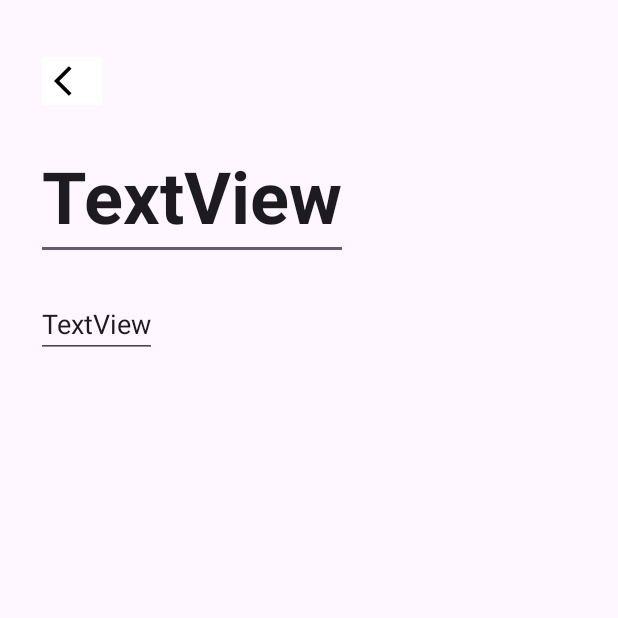
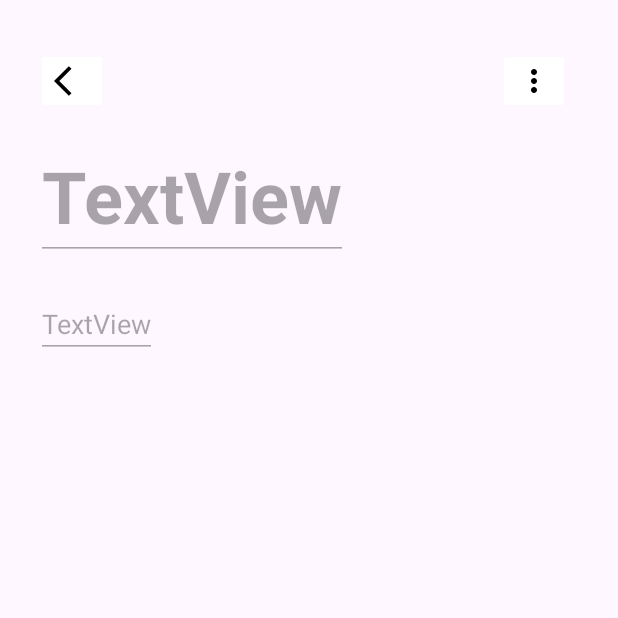
Before and after one commit to vianozx/BantalApp, an Android app: the ViewJournalActivity screen opened directly, with no data from a screen before it, on a phone screen of 412 x 824 dp, the top half of it. Run offline under Robolectric (Android 15) with nearby library versions, the phone set to English and light mode, and no system bars; our stand-ins replace Firebase (no records; nobody signed in at launch, a user with empty details on screens opened directly).

Commit message:
selesai fitur jurnal

```diff
--- /dev/null
+++ b/app/src/main/res/drawable/baseline_delete_24.xml
@@ -0,0 +1,5 @@
+<vector xmlns:android="http://schemas.android.com/apk/res/android" android:height="24dp" android:tint="#000000" android:viewportHeight="24" android:viewportWidth="24" android:width="24dp">
+
+    <path android:fillColor="@android:color/white" android:pathData="M6,19c0,1.1 0.9,2 2,2h8c1.1,0 2,-0.9 2,-2V7H6v12zM19,4h-3.5l-1,-1h-5l-1,1H5v2h14V4z"/>
+
+</vector>
--- /dev/null
+++ b/app/src/main/res/drawable/baseline_edit_document_24.xml
@@ -0,0 +1,9 @@
+<vector xmlns:android="http://schemas.android.com/apk/res/android" android:height="24dp" android:tint="#000000" android:viewportHeight="24" android:viewportWidth="24" android:width="24dp">
+
+    <path android:fillColor="@android:color/white" android:pathData="M14,19.88l0,2.12l2.12,0l5.17,-5.17l-2.12,-2.12z"/>
+
+    <path android:fillColor="@android:color/white" android:pathData="M20,8l-6,-6H6C4.9,2 4.01,2.9 4.01,4L4,20c0,1.1 0.89,2 1.99,2H12v-2.95l8,-8V8zM13,9V3.5L18.5,9H13z"/>
+
+    <path android:fillColor="@android:color/white" android:pathData="M22.71,14L22,13.29c-0.39,-0.39 -1.02,-0.39 -1.41,0L19.88,14L22,16.12l0.71,-0.71C23.1,15.02 23.1,14.39 22.71,14z"/>
+
+</vector>
--- /dev/null
+++ b/app/src/main/res/drawable/baseline_more_vert_24.xml
@@ -0,0 +1,5 @@
+<vector xmlns:android="http://schemas.android.com/apk/res/android" android:height="24dp" android:tint="#000000" android:viewportHeight="24" android:viewportWidth="24" android:width="24dp">
+
+    <path android:fillColor="@android:color/white" android:pathData="M12,8c1.1,0 2,-0.9 2,-2s-0.9,-2 -2,-2 -2,0.9 -2,2 0.9,2 2,2zM12,10c-1.1,0 -2,0.9 -2,2s0.9,2 2,2 2,-0.9 2,-2 -0.9,-2 -2,-2zM12,16c-1.1,0 -2,0.9 -2,2s0.9,2 2,2 2,-0.9 2,-2 -0.9,-2 -2,-2z"/>
+
+</vector>
--- a/app/src/main/res/layout/activity_view_journal.xml
+++ b/app/src/main/res/layout/activity_view_journal.xml
@@ -8,7 +8,7 @@
     tools:context=".ViewJournalActivity">
 
     <ImageButton
-        android:id="@+id/imageButton"
+        android:id="@+id/backButton"
         android:layout_width="wrap_content"
         android:layout_height="wrap_content"
         android:layout_marginStart="24dp"
@@ -24,6 +24,8 @@
         android:layout_height="wrap_content"
         android:layout_marginStart="24dp"
         android:layout_marginTop="88dp"
+        android:enabled="false"
+        android:inputType="text"
         android:text="TextView"
         android:textSize="48sp"
         android:textStyle="bold"
@@ -35,7 +37,36 @@
         android:layout_width="wrap_content"
         android:layout_height="wrap_content"
         android:layout_marginTop="20dp"
+        android:enabled="false"
+        android:focusable="auto"
+        android:inputType="text"
         android:text="TextView"
         app:layout_constraintStart_toStartOf="@+id/tvJudulView"
         app:layout_constraintTop_toBottomOf="@+id/tvJudulView" />
+
+    <ImageButton
+        android:id="@+id/btnMore"
+        android:layout_width="0dp"
+        android:layout_height="wrap_content"
+        android:layout_marginTop="32dp"
+        android:layout_marginEnd="32dp"
+        android:backgroundTint="@color/white"
+        android:onClick="showPopup"
+        app:layout_constraintEnd_toEndOf="parent"
+        app:layout_constraintTop_toTopOf="parent"
+        app:srcCompat="@drawable/baseline_more_vert_24" />
+
+    <com.google.android.material.floatingactionbutton.FloatingActionButton
+        android:id="@+id/btnSave"
+        android:layout_width="wrap_content"
+        android:layout_height="wrap_content"
+        android:layout_marginEnd="48dp"
+        android:layout_marginBottom="76dp"
+        android:clickable="true"
+        android:onClick="saveJournal"
+        android:visibility="invisible"
+        app:layout_constraintBottom_toBottomOf="parent"
+        app:layout_constraintEnd_toEndOf="parent"
+        app:srcCompat="@drawable/baseline_save_24" />
+
 </androidx.constraintlayout.widget.ConstraintLayout>
--- a/app/src/main/res/layout/fragment_activity.xml
+++ b/app/src/main/res/layout/fragment_activity.xml
@@ -8,7 +8,7 @@
     tools:context=".MainActivity">
 
     <androidx.recyclerview.widget.RecyclerView
-        android:id="@+id/rvJournal"
+        android:id="@+id/rvProduk"
         android:layout_width="409dp"
         android:layout_height="729dp"
         android:layout_marginStart="1dp"
--- /dev/null
+++ b/app/src/main/res/menu/notemenu.xml
@@ -0,0 +1,16 @@
+<?xml version="1.0" encoding="utf-8"?>
+<menu xmlns:android="http://schemas.android.com/apk/res/android"
+    xmlns:app="http://schemas.android.com/apk/res-auto"
+    >
+            <item
+                android:id="@+id/edit"
+                android:icon="@drawable/baseline_edit_document_24"
+                android:title="EDIT"
+                />
+            <item
+                android:id="@+id/delete"
+                android:icon="@drawable/baseline_delete_24"
+                android:title="DELETE"
+                 />
+
+</menu>
```
Also changed, not shown: app/src/main/java/com/example/bantalapp/ActivityFragment.kt (+10 -10 lines), app/src/main/java/com/example/bantalapp/ViewJournalActivity.kt (+78 -1 lines), app/src/main/java/com/example/bantalapp/meditasi.kt (+23 -0 lines), app/src/main/res/layout/activity_meditasi.xml (+13 -3 lines).
